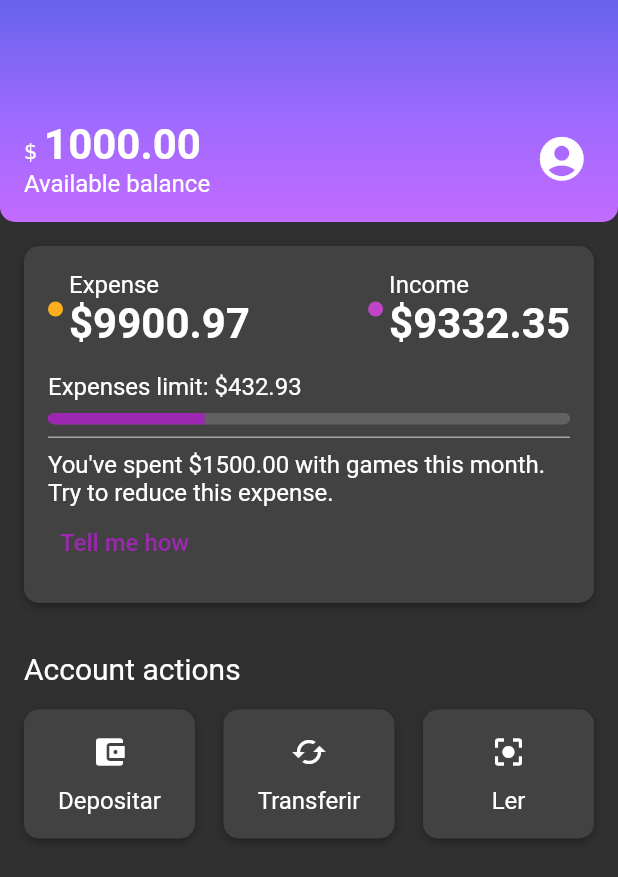
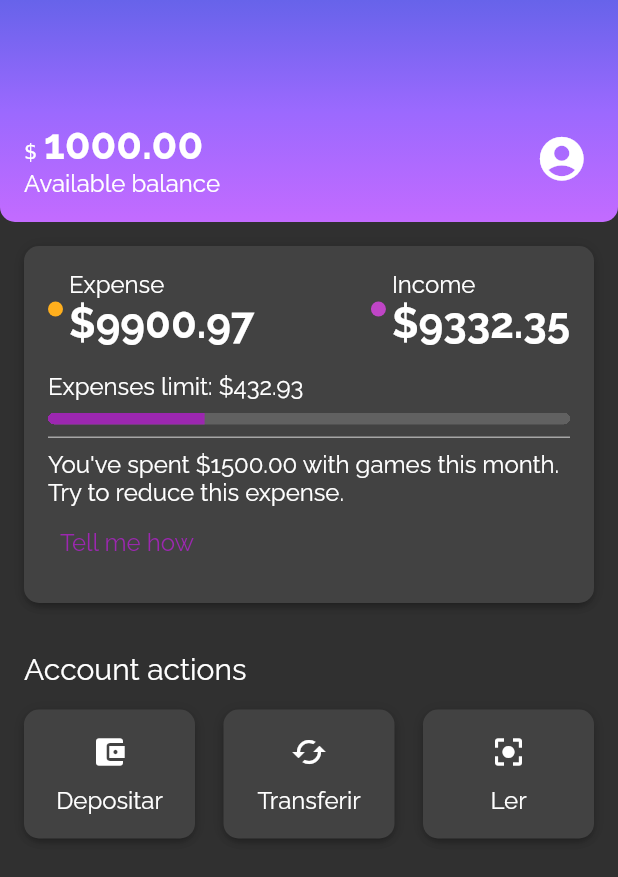
Before and after one commit to yukasolano/alurabank, a Flutter app: the screen it shows after launch, on a phone screen of 412 x 824 dp. Shown: the top 877 px of the screen. Run offline on Flutter 3.47's test engine with Material 2 defaults, Android fonts, the phone set to English and light mode, and no system bars.

Commit message:
Add theme

```diff
--- a/lib/themes/my_theme.dart
+++ b/lib/themes/my_theme.dart
@@ -5,6 +5,7 @@ ThemeData myTheme = ThemeData(
   primaryColor: ThemeColors.primaryColor,
   primarySwatch: ThemeColors.primaryColor,
   brightness: Brightness.dark,
+  fontFamily: "Raleway",
   textTheme: const TextTheme(
       bodyMedium: TextStyle(fontSize: 16),
       bodyLarge: TextStyle(fontSize: 28, fontWeight: FontWeight.w700),
--- a/pubspec.yaml
+++ b/pubspec.yaml
@@ -84,6 +84,12 @@ flutter:
   #       - asset: fonts/TrajanPro.ttf
   #       - asset: fonts/TrajanPro_Bold.ttf
   #         weight: 700
+  fonts:
+    - family: Raleway
+      fonts:
+        - asset: fonts/Raleway-Regular.ttf
+        - asset: fonts/Raleway-Bold.ttf
+          weight: 700
   #
   # For details regarding fonts from package dependencies,
   # see https://flutter.dev/custom-fonts/#from-packages
```
Also changed, not shown: fonts/Raleway-Bold.ttf (added), fonts/Raleway-Regular.ttf (added).
